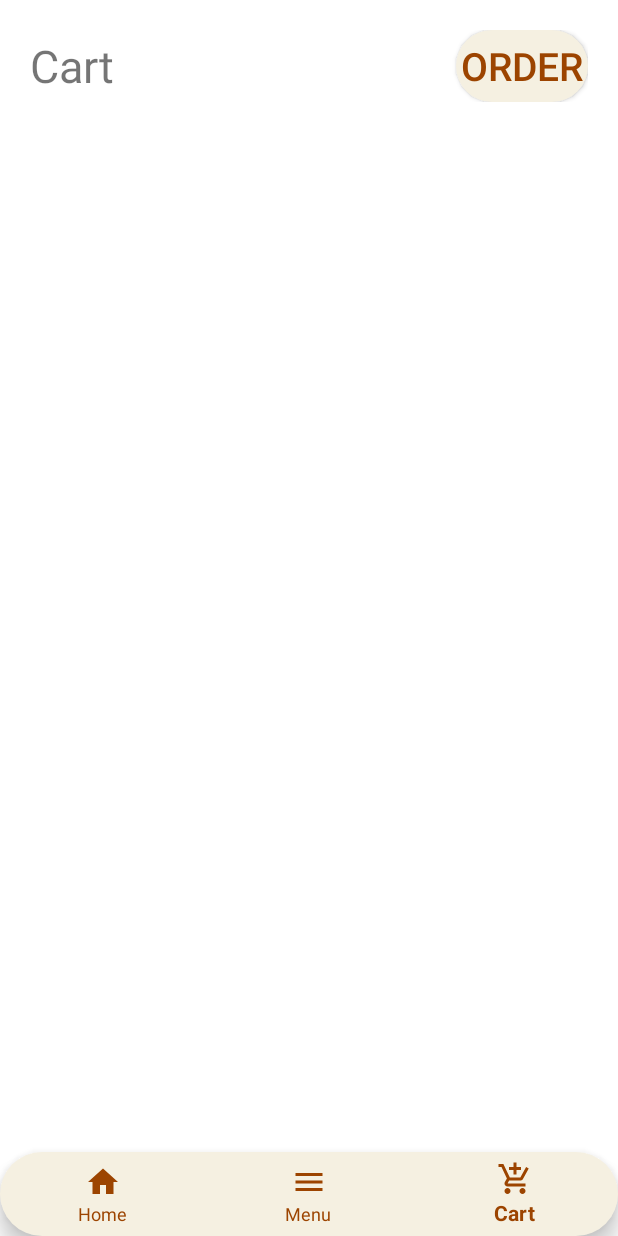
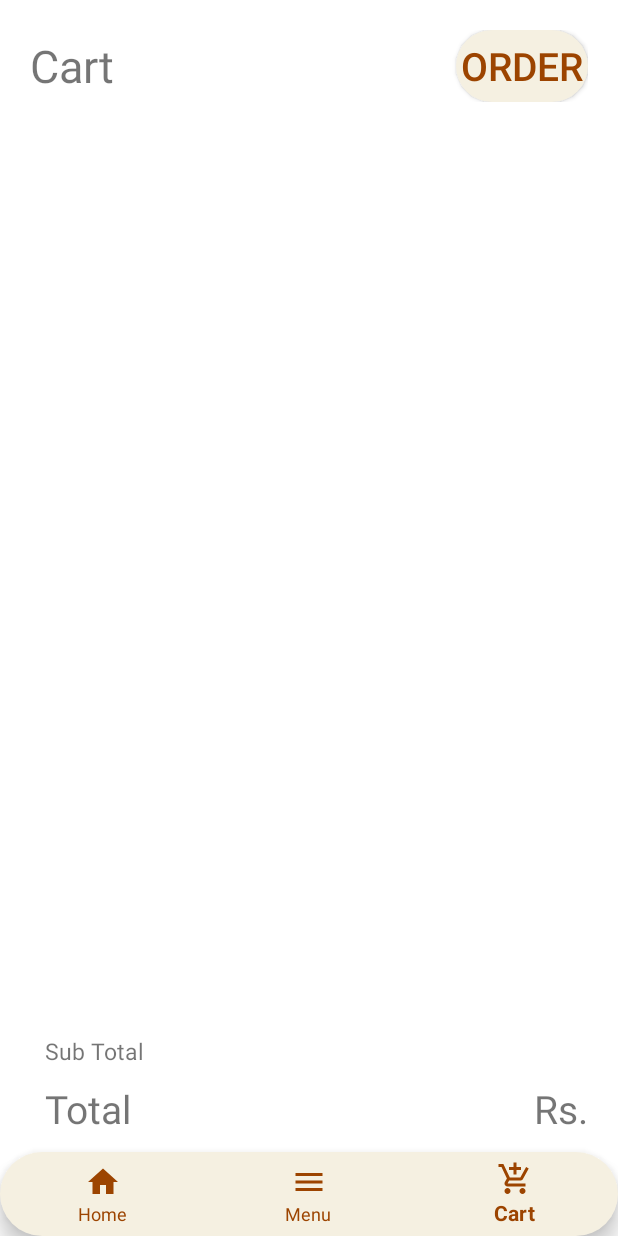
Before and after one commit to pramuddhika/CoffeeNet, an Android app: the screen it shows after launch (MainActivity), item 3 of the bottom bar chosen, on a phone screen of 412 x 824 dp. Run offline under Robolectric (Android 15) with nearby library versions, the phone set to English and light mode, and no system bars.

Commit message:
cart fragment done
rtarget cover for cart fragment

```diff
--- a/app/src/main/res/layout/fragment_cart.xml
+++ b/app/src/main/res/layout/fragment_cart.xml
@@ -6,6 +6,11 @@
     android:background="#FFFFFF"
     android:padding="20dp"
     tools:context=".CartFragment">
+
+    <LinearLayout
+        android:layout_width="match_parent"
+        android:layout_height="match_parent"
+        android:orientation="vertical">
 
         <!-- TODO: Update blank fragment layout -->
         <LinearLayout
@@ -23,7 +28,6 @@
                 android:visibility="visible" />
 
             <TextView
-            android:id="@+id/textView"
                 android:layout_width="wrap_content"
                 android:layout_height="wrap_content"
                 android:layout_weight="1"
@@ -41,4 +45,79 @@
 
         </LinearLayout>
 
+        <!-- for scroll view -->
+        <ScrollView
+            android:layout_width="match_parent"
+            android:layout_height="600dp"
+            android:layout_marginTop="12dp">
+
+        </ScrollView>
+
+        <!--to show  sub-total -->
+        <LinearLayout
+            android:layout_width="match_parent"
+            android:layout_height="wrap_content"
+            android:orientation="horizontal"
+            android:padding="10dp">
+
+            <TextView
+                android:layout_width="wrap_content"
+                android:layout_height="wrap_content"
+                android:text="Sub Total"
+                android:textSize="15sp"/>
+
+            <TextView
+                android:layout_width="wrap_content"
+                android:layout_height="wrap_content"
+                android:layout_weight="1"
+                android:gravity="center"
+                android:text="" />
+
+            <TextView
+                android:id="@+id/sub_total"
+                android:layout_width="wrap_content"
+                android:layout_height="wrap_content"
+                android:textSize="15sp"/>
+
+        </LinearLayout>
+
+        <!-- to shoe Total -->
+        <LinearLayout
+            android:layout_width="match_parent"
+            android:layout_height="wrap_content"
+            android:orientation="horizontal"
+            android:paddingLeft="10dp">
+
+            <TextView
+                android:layout_width="wrap_content"
+                android:layout_height="wrap_content"
+                android:text="Total"
+                android:textSize="26sp"/>
+
+            <TextView
+                android:layout_width="wrap_content"
+                android:layout_height="wrap_content"
+                android:layout_weight="1"
+                android:gravity="center"
+                android:text="" />
+
+            <TextView
+                android:layout_width="wrap_content"
+                android:layout_height="wrap_content"
+                android:text="Rs."
+                android:textSize="26sp"/>
+
+            <TextView
+                android:id="@+id/total"
+                android:layout_width="wrap_content"
+                android:layout_height="wrap_content"
+                android:textSize="26sp"/>
+
+        </LinearLayout>
+
+
+    </LinearLayout>
+
+
+
 </FrameLayout>
--- a/app/src/main/res/layout/fragment_menu.xml
+++ b/app/src/main/res/layout/fragment_menu.xml
@@ -4,15 +4,16 @@
     android:layout_width="match_parent"
     android:background="#FFFFFF"
     android:layout_height="match_parent"
+    android:padding="20dp"
     tools:context=".MenuFragment">
 
     <!-- TODO: Update blank fragment layout -->
-    <TextView
+    <LinearLayout
         android:layout_width="match_parent"
-        android:layout_height="wrap_content"
-        android:text="menu fragment"
-        android:textSize="26dp"
-        android:layout_gravity="center"
-        android:gravity="center"/>
+        android:layout_height="match_parent"
+        android:orientation="vertical"
+        >
+
+    </LinearLayout>
 
 </FrameLayout>
```
Lines whose indentation alone changed are shown as unchanged.
